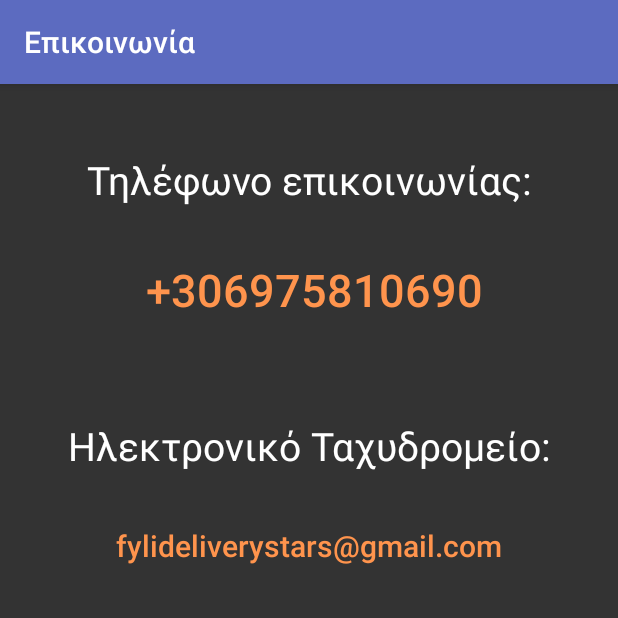
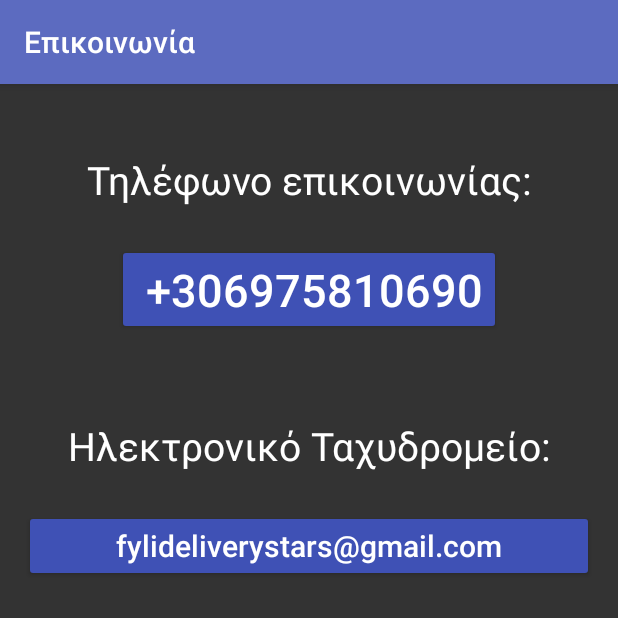
Before and after one commit to Zarkopafilis/FyliDeliveryStars, an Android app: the Contact screen opened directly, with no data from a screen before it, on a phone screen of 412 x 824 dp, the top half of it. Run offline under Robolectric (Android 15) with nearby library versions, the phone set to English and light mode, and no system bars.

Commit message:
2-1-2 layout completed Change contact activity buttons style Are we done with the design yet

```diff
--- a/FyliDeliveryStars/app/build.gradle
+++ b/FyliDeliveryStars/app/build.gradle
@@ -7,8 +7,8 @@ android {
         applicationId "fyli.gr.fylideliverystars"
         minSdkVersion 21
         targetSdkVersion 22
-        versionCode 3
-        versionName "3.0"
+        versionCode 5
+        versionName "5.0"
     }
     buildTypes {
         release {
--- a/FyliDeliveryStars/app/src/main/res/layout/activity_contact.xml
+++ b/FyliDeliveryStars/app/src/main/res/layout/activity_contact.xml
@@ -17,7 +17,6 @@
         android:layout_marginTop="30dp" />
 
     <Button
-        style="?android:attr/borderlessButtonStyle"
         android:layout_width="wrap_content"
         android:layout_height="wrap_content"
         android:text=" +306975810690"
@@ -26,7 +25,8 @@
         android:layout_marginTop="25dp"
         android:layout_below="@+id/testdummy"
         android:layout_centerHorizontal="true"
-        android:textColor="@color/myAccentColor"/>
+        android:textColor="@color/white"
+        android:backgroundTint="@color/myPrimaryColor"/>
 
     <TextView
         android:layout_width="wrap_content"
@@ -40,16 +40,17 @@
         android:layout_centerHorizontal="true" />
 
     <Button
-        style="?android:attr/borderlessButtonStyle"
         android:layout_width="wrap_content"
         android:layout_height="wrap_content"
         android:text="fylideliverystars@gmail.com"
         android:id="@+id/sendEmailButton"
         android:textSize="20dp"
-        android:textColor="@color/myAccentColor"
+        android:textColor="@color/white"
         android:textAllCaps="false"
         android:layout_below="@+id/textView3"
         android:layout_marginTop="25dp"
         android:layout_alignParentEnd="true"
-        android:layout_alignParentStart="true" />
+        android:layout_alignParentStart="true"
+        android:backgroundTint="@color/myPrimaryColor"/>
+
 </RelativeLayout>
```
Also changed, not shown: FyliDeliveryStars/app/src/main/res/layout/activity_main_menu.xml (+11 -6 lines).
